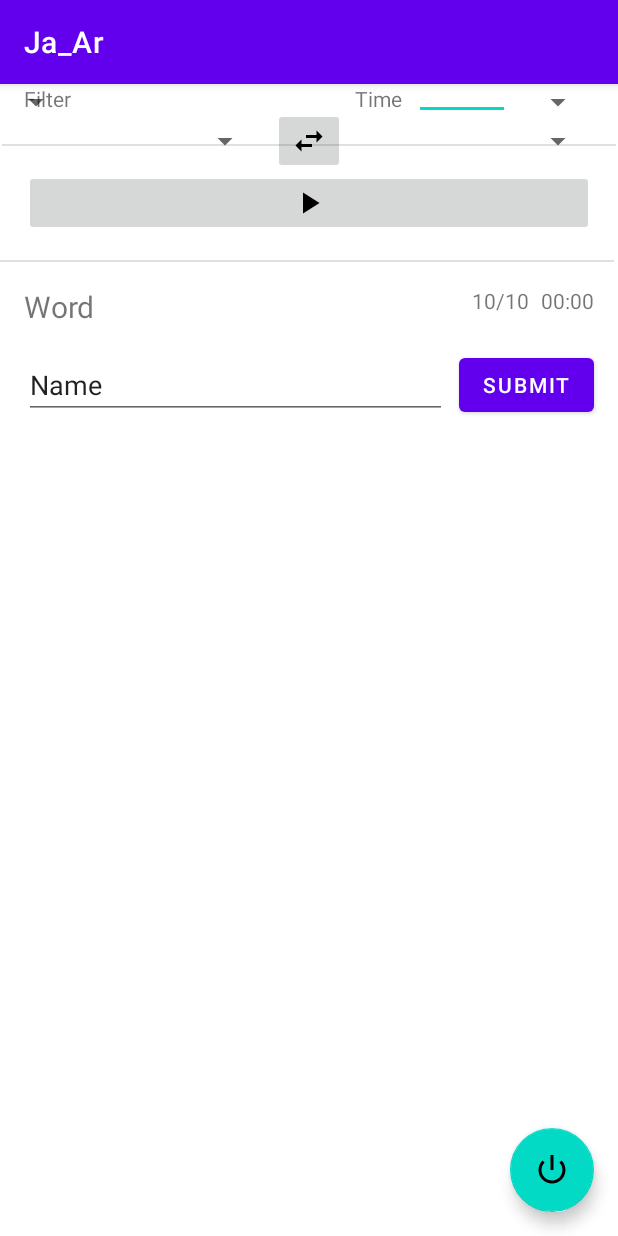
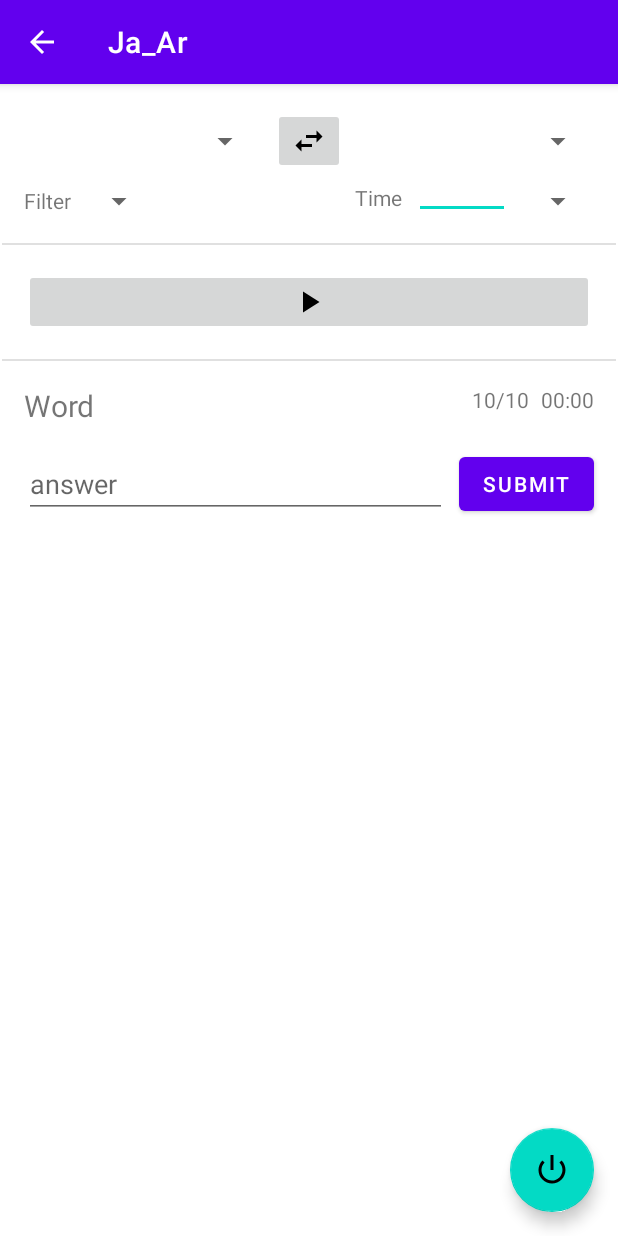
Before and after one commit to BayanIbrahem/JaAr, an Android app: the LearnActivity screen opened directly, with no data from a screen before it, on a phone screen of 412 x 824 dp. Run offline under Robolectric (Android 15) with nearby library versions, the phone set to English and light mode, and no system bars.

```diff
--- a/app/build.gradle
+++ b/app/build.gradle
@@ -32,6 +32,7 @@ dependencies {
     implementation 'androidx.appcompat:appcompat:1.4.2'
     implementation 'com.google.android.material:material:1.6.1'
     implementation 'androidx.constraintlayout:constraintlayout:2.1.4'
+    implementation 'androidx.preference:preference:1.1.1'
     testImplementation 'junit:junit:4.13.2'
     androidTestImplementation 'androidx.test.ext:junit:1.1.3'
     androidTestImplementation 'androidx.test.espresso:espresso-core:3.4.0'
--- a/app/src/main/java/com/example/android/studio/ja_ar/LearnActivity.java
+++ b/app/src/main/java/com/example/android/studio/ja_ar/activities/LearnActivity.java
@@ -1,4 +1,4 @@
-package com.example.android.studio.ja_ar;
+package com.example.android.studio.ja_ar.activities;
 
 import androidx.appcompat.app.AppCompatActivity;
 
@@ -9,6 +9,7 @@ import android.widget.ImageButton;
 import android.widget.Spinner;
 import android.widget.TextView;
 
+import com.example.android.studio.ja_ar.R;
 import com.google.android.material.floatingactionbutton.FloatingActionButton;
 
 public class LearnActivity extends AppCompatActivity{
--- a/app/src/main/res/layout/activity_learn.xml
+++ b/app/src/main/res/layout/activity_learn.xml
@@ -2,10 +2,9 @@
 <androidx.constraintlayout.widget.ConstraintLayout xmlns:android="http://schemas.android.com/apk/res/android"
     xmlns:app="http://schemas.android.com/apk/res-auto"
     xmlns:tools="http://schemas.android.com/tools"
-    android:id="@+id/learn_et_answer"
     android:layout_width="match_parent"
     android:layout_height="match_parent"
-    tools:context=".LearnActivity">
+    tools:context=".activities.LearnActivity">
 
     <Spinner
         android:id="@+id/learn_spinner_firstLang"
@@ -47,20 +46,19 @@
         android:id="@+id/learn_spinner_typeFilter"
         android:layout_width="wrap_content"
         android:layout_height="wrap_content"
-        tools:layout_editor_absoluteX="62dp"
-        tools:layout_editor_absoluteY="71dp" />
+        android:layout_marginStart="8dp"
+        app:layout_constraintBottom_toBottomOf="@+id/learn_tv_filterHint"
+        app:layout_constraintStart_toEndOf="@+id/learn_tv_filterHint"
+        app:layout_constraintTop_toTopOf="@+id/learn_tv_filterHint" />
 
     <TextView
         android:id="@+id/learn_tv_filterHint"
         android:layout_width="wrap_content"
         android:layout_height="0dp"
+        android:layout_marginTop="8dp"
         android:text="Filter"
-        app:layout_constraintBottom_toBottomOf="@+id/learn_spinner_typeFilter"
-        app:layout_constraintEnd_toStartOf="@+id/learn_spinner_typeFilter"
-        app:layout_constraintHorizontal_bias="0.0"
         app:layout_constraintStart_toStartOf="@+id/learn_spinner_firstLang"
-        app:layout_constraintTop_toTopOf="@+id/learn_spinner_typeFilter"
-        app:layout_constraintVertical_bias="1.0" />
+        app:layout_constraintTop_toBottomOf="@+id/learn_spinner_firstLang" />
 
     <TextView
         android:id="@+id/learn_tv_timeHint"
@@ -78,7 +76,6 @@
         android:layout_height="0dp"
         android:layout_marginEnd="8dp"
         android:ems="3"
-        android:hint="time"
         android:inputType="number"
         app:layout_constraintBottom_toBottomOf="@+id/learn_tv_timeHint"
         app:layout_constraintEnd_toStartOf="@+id/learn_spinner_unit"
@@ -124,8 +121,9 @@
         android:layout_height="1dp"
         android:layout_marginTop="16dp"
         android:background="?android:attr/listDivider"
-        app:layout_constraintTop_toBottomOf="@+id/learn_imgbtn_start"
-        tools:layout_editor_absoluteX="1dp" />
+        app:layout_constraintEnd_toEndOf="parent"
+        app:layout_constraintStart_toStartOf="parent"
+        app:layout_constraintTop_toBottomOf="@+id/learn_imgbtn_start" />
 
     <EditText
         android:id="@+id/learn_et_answer"
@@ -135,8 +133,8 @@
         android:layout_marginTop="16dp"
         android:layout_marginEnd="8dp"
         android:ems="10"
+        android:hint="answer"
         android:inputType="textPersonName"
-        android:text="Name"
         app:layout_constraintEnd_toStartOf="@+id/learn_button_submit"
         app:layout_constraintStart_toStartOf="parent"
         app:layout_constraintTop_toBottomOf="@+id/learn_tv_testWord" />
--- a/app/src/main/res/layout/activity_saving.xml
+++ b/app/src/main/res/layout/activity_saving.xml
@@ -5,7 +5,7 @@
     android:layout_width="match_parent"
     android:layout_height="match_parent"
     android:layout_gravity="center|center_horizontal|center_vertical"
-    tools:context=".SavingActivity">
+    tools:context=".activities.SavingActivity">
 
     <EditText
         android:id="@+id/save_et_word"
```
Also changed, not shown: app/src/main/AndroidManifest.xml (+10 -8 lines), app/src/main/java/com/example/android/studio/ja_ar/HomeActivity.java (deleted, +0 -21 lines), app/src/main/java/com/example/android/studio/ja_ar/SavingActivity.java (deleted, +0 -35 lines), app/src/main/java/com/example/android/studio/ja_ar/activities/HomeActivity.java (added, +47 -0 lines), app/src/main/java/com/example/android/studio/ja_ar/activities/SavingActivity.java (added, +65 -0 lines), app/src/main/res/layout/activity_home.xml (+4 -4 lines), app/src/main/res/layout/list_item_layout.xml (+11 -14 lines), app/src/main/res/values/strings.xml (+16 -0 lines).
